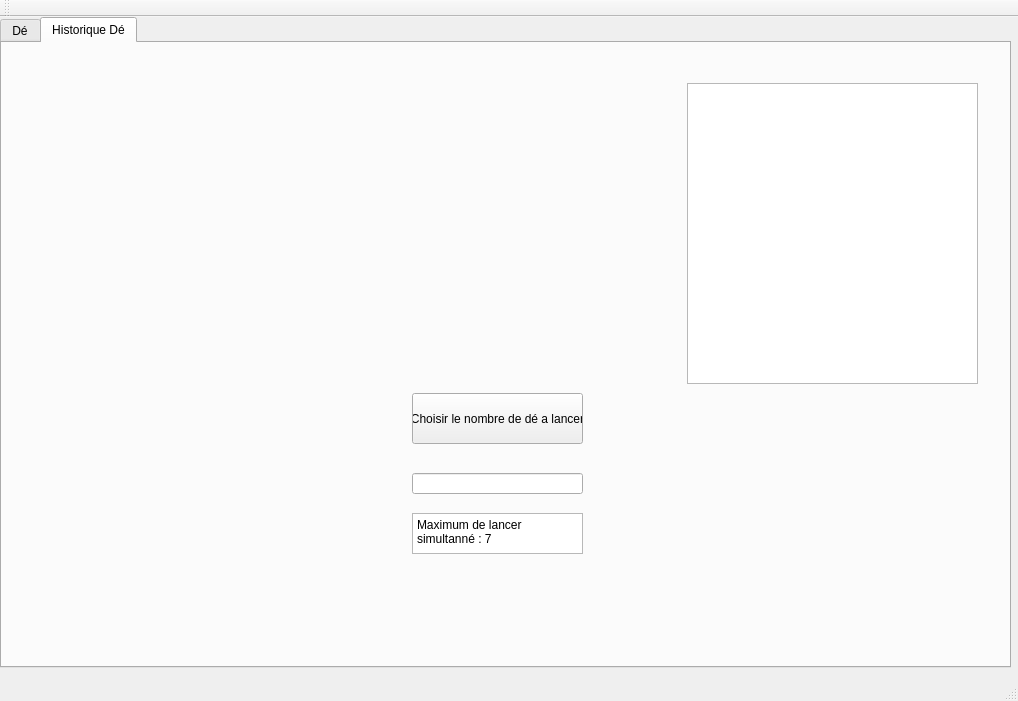
Above: Lancer De/Lancer De/LancerDe.ui from VolletMaxence/LancerDe before the change. Below: the same form after it.
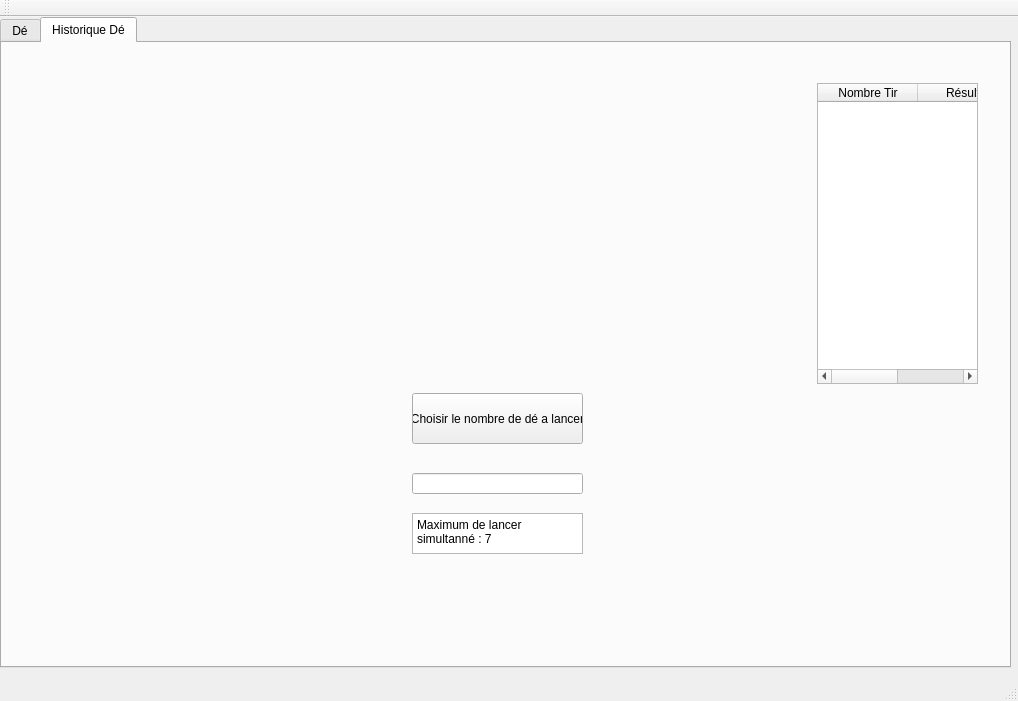
That is the form after the change.

What changed in the file:
```diff
--- a/Lancer De/Lancer De/LancerDe.ui
+++ b/Lancer De/Lancer De/LancerDe.ui
@@ -289,12 +289,22 @@
      <widget class="QTableWidget" name="tableWidget">
       <property name="geometry">
        <rect>
-        <x>685</x>
+        <x>815</x>
         <y>40</y>
-        <width>291</width>
+        <width>161</width>
         <height>301</height>
        </rect>
       </property>
+      <column>
+       <property name="text">
+        <string>Nombre Tir</string>
+       </property>
+      </column>
+      <column>
+       <property name="text">
+        <string>Résultat</string>
+       </property>
+      </column>
      </widget>
     </widget>
    </widget>
```
